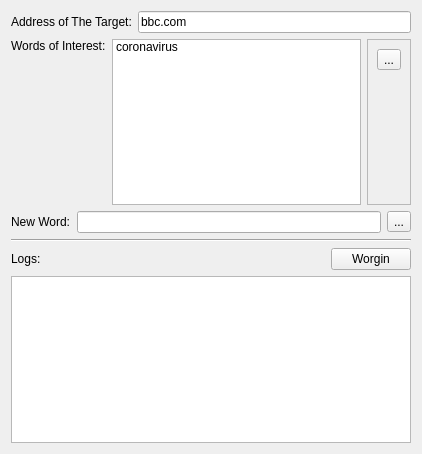
Above: worginform.ui from omortie/worgin before the change. Below: the same form after it.
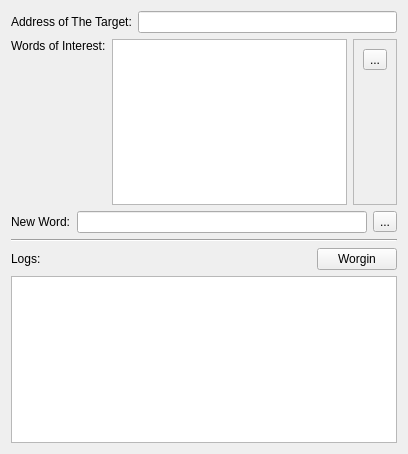
That is the form after the change. Icons and pictures are not drawn.

Commit message: improved user interface with PyQt and made things work

The edit to the form file:
```diff
--- a/worginform.ui
+++ b/worginform.ui
@@ -6,7 +6,7 @@
    <rect>
     <x>0</x>
     <y>0</y>
-    <width>422</width>
+    <width>408</width>
     <height>454</height>
    </rect>
   </property>
@@ -32,7 +32,7 @@
        <item>
         <widget class="QLineEdit" name="addressEdit">
          <property name="text">
-          <string>bbc.com</string>
+          <string/>
          </property>
         </widget>
        </item>
@@ -51,13 +51,7 @@
         </widget>
        </item>
        <item>
-        <widget class="QListWidget" name="wordsList">
-         <item>
-          <property name="text">
-           <string>coronavirus</string>
-          </property>
-         </item>
-        </widget>
+        <widget class="QListWidget" name="wordsList"/>
        </item>
        <item>
         <widget class="QFrame" name="frame">
```
The commit also changes 2 other files.
